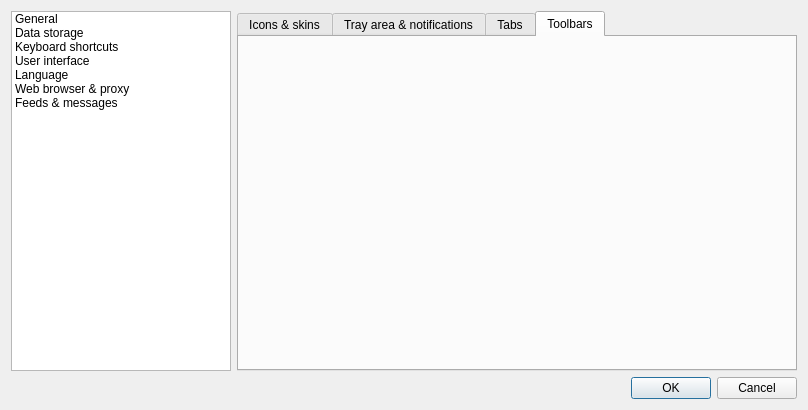
Qt form src/gui/formsettings.ui (martinrotter/rssguard) before a commit.
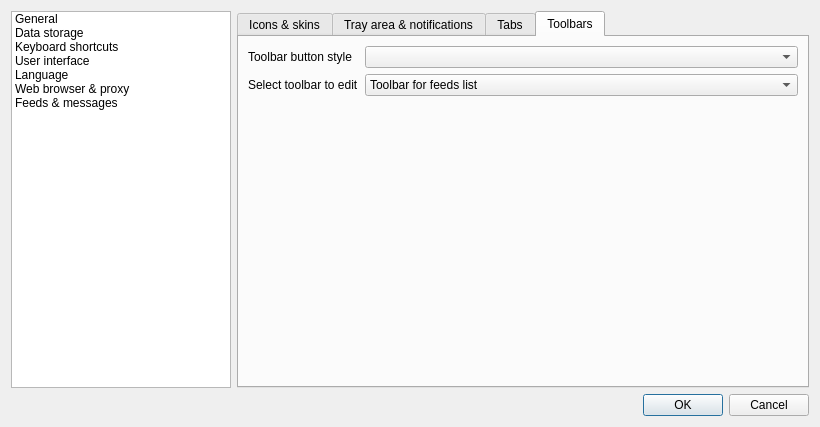
The same form after that commit. Custom widgets are drawn as their Qt base class.

Patch:
```diff
--- a/src/gui/formsettings.ui
+++ b/src/gui/formsettings.ui
@@ -6,8 +6,8 @@
    <rect>
     <x>0</x>
     <y>0</y>
-    <width>808</width>
-    <height>410</height>
+    <width>820</width>
+    <height>427</height>
    </rect>
   </property>
   <property name="windowTitle">
@@ -391,16 +391,6 @@
                   <item row="0" column="1">
                    <widget class="QComboBox" name="m_cmbIconTheme"/>
                   </item>
-                  <item row="1" column="1">
-                   <widget class="QComboBox" name="m_cmbToolbarButtonStyle"/>
-                  </item>
-                  <item row="1" column="0">
-                   <widget class="QLabel" name="label_7">
-                    <property name="text">
-                     <string>Toolbar button style</string>
-                    </property>
-                   </widget>
-                  </item>
                  </layout>
                 </widget>
                </item>
@@ -578,9 +568,91 @@
           <attribute name="title">
            <string>Toolbars</string>
           </attribute>
-          <layout class="QHBoxLayout" name="horizontalLayout_13">
-           <item>
-            <widget class="ToolBarEditor" name="widget" native="true"/>
+          <layout class="QFormLayout" name="formLayout_18">
+           <item row="0" column="1">
+            <widget class="QComboBox" name="m_cmbToolbarButtonStyle"/>
+           </item>
+           <item row="1" column="1">
+            <widget class="QComboBox" name="m_cmbSelectToolBar">
+             <property name="currentIndex">
+              <number>0</number>
+             </property>
+             <item>
+              <property name="text">
+               <string>Toolbar for feeds list</string>
+              </property>
+             </item>
+             <item>
+              <property name="text">
+               <string>Toolbar for messages list</string>
+              </property>
+             </item>
+            </widget>
+           </item>
+           <item row="3" column="0" colspan="2">
+            <widget class="QStackedWidget" name="m_stackedToolbars">
+             <property name="sizePolicy">
+              <sizepolicy hsizetype="Preferred" vsizetype="Preferred">
+               <horstretch>0</horstretch>
+               <verstretch>1</verstretch>
+              </sizepolicy>
+             </property>
+             <property name="currentIndex">
+              <number>0</number>
+             </property>
+             <widget class="QWidget" name="m_pageFeedsToolbar">
+              <layout class="QHBoxLayout" name="horizontalLayout_13">
+               <property name="leftMargin">
+                <number>0</number>
+               </property>
+               <property name="topMargin">
+                <number>0</number>
+               </property>
+               <property name="rightMargin">
+                <number>0</number>
+               </property>
+               <property name="bottomMargin">
+                <number>0</number>
+               </property>
+               <item>
+                <widget class="ToolBarEditor" name="m_editorFeedsToolbar" native="true"/>
+               </item>
+              </layout>
+             </widget>
+             <widget class="QWidget" name="m_pageMessagesToolbar">
+              <layout class="QHBoxLayout" name="horizontalLayout_14">
+               <property name="leftMargin">
+                <number>0</number>
+               </property>
+               <property name="topMargin">
+                <number>0</number>
+               </property>
+               <property name="rightMargin">
+                <number>0</number>
+               </property>
+               <property name="bottomMargin">
+                <number>0</number>
+               </property>
+               <item>
+                <widget class="ToolBarEditor" name="m_editorMessagesToolbar" native="true"/>
+               </item>
+              </layout>
+             </widget>
+            </widget>
+           </item>
+           <item row="0" column="0">
+            <widget class="QLabel" name="label_7">
+             <property name="text">
+              <string>Toolbar button style</string>
+             </property>
+            </widget>
+           </item>
+           <item row="1" column="0">
+            <widget class="QLabel" name="label_10">
+             <property name="text">
+              <string>Select toolbar to edit</string>
+             </property>
+            </widget>
            </item>
           </layout>
          </widget>
```
Left out of the diff: 7 changed lines with no effect on the pictures.
